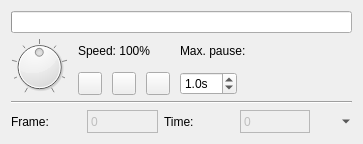
This is src/client/ui/playback.ui in drawpile/Drawpile as Qt 5 draws it before an edit. The edited form follows.
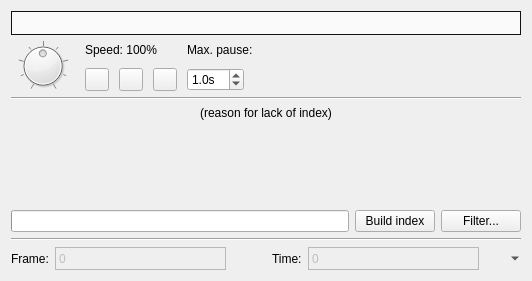
This is the edited form. Icons and pictures are not drawn. Custom widgets are drawn as their Qt base class.

What changed in the file:
```diff
--- a/src/client/ui/playback.ui
+++ b/src/client/ui/playback.ui
@@ -6,8 +6,8 @@
    <rect>
     <x>0</x>
     <y>0</y>
-    <width>363</width>
-    <height>144</height>
+    <width>532</width>
+    <height>281</height>
    </rect>
   </property>
   <property name="windowTitle">
@@ -16,6 +16,19 @@
   <layout class="QVBoxLayout" name="verticalLayout_2">
    <item>
     <widget class="QProgressBar" name="progressBar">
+     <property name="styleSheet">
+      <string notr="true">QProgressBar {
+	border: 1px solid #111;
+	background: #fafafa;
+	text-align: center;
+	color: #aaa;
+}
+
+QProgressBar::chunk {
+	background: #333;
+	border-right: 2px solid #f33;
+}</string>
+     </property>
      <property name="value">
       <number>0</number>
      </property>
@@ -25,12 +38,18 @@
     </widget>
    </item>
    <item>
-    <layout class="QHBoxLayout" name="horizontalLayout_2" stretch="1,3,3">
+    <layout class="QHBoxLayout" name="horizontalLayout_2" stretch="0,0,3">
      <property name="spacing">
       <number>10</number>
      </property>
      <item>
       <widget class="QDial" name="speedcontrol">
+       <property name="maximumSize">
+        <size>
+         <width>64</width>
+         <height>64</height>
+        </size>
+       </property>
        <property name="minimum">
         <number>1</number>
        </property>
@@ -156,6 +175,174 @@
      </item>
     </layout>
    </item>
+   <item>
+    <widget class="Line" name="line_2">
+     <property name="orientation">
+      <enum>Qt::Horizontal</enum>
+     </property>
+    </widget>
+   </item>
+   <item>
+    <widget class="QStackedWidget" name="indexStack">
+     <property name="currentIndex">
+      <number>0</number>
+     </property>
+     <widget class="QWidget" name="page_3">
+      <layout class="QVBoxLayout" name="verticalLayout_3">
+       <property name="leftMargin">
+        <number>0</number>
+       </property>
+       <property name="topMargin">
+        <number>0</number>
+       </property>
+       <property name="rightMargin">
+        <number>0</number>
+       </property>
+       <property name="bottomMargin">
+        <number>0</number>
+       </property>
+       <item>
+        <widget class="QLabel" name="noindexReason">
+         <property name="text">
+          <string notr="true">(reason for lack of index)</string>
+         </property>
+         <property name="alignment">
+          <set>Qt::AlignCenter</set>
+         </property>
+        </widget>
+       </item>
+       <item>
+        <spacer name="verticalSpacer">
+         <property name="orientation">
+          <enum>Qt::Vertical</enum>
+         </property>
+         <property name="sizeHint" stdset="0">
+          <size>
+           <width>20</width>
+           <height>40</height>
+          </size>
+         </property>
+        </spacer>
+       </item>
+       <item>
+        <layout class="QHBoxLayout" name="horizontalLayout_4">
+         <item>
+          <widget class="QProgressBar" name="buildProgress">
+           <property name="textVisible">
+            <bool>false</bool>
+           </property>
+          </widget>
+         </item>
+         <item>
+          <widget class="QPushButton" name="indexButton">
+           <property name="text">
+            <string>Build index</string>
+           </property>
+           <property name="autoDefault">
+            <bool>false</bool>
+           </property>
+          </widget>
+         </item>
+         <item>
+          <widget class="QPushButton" name="filterButton1">
+           <property name="text">
+            <string>Filter...</string>
+           </property>
+           <property name="autoDefault">
+            <bool>false</bool>
+           </property>
+          </widget>
+         </item>
+        </layout>
+       </item>
+      </layout>
+     </widget>
+     <widget class="QWidget" name="page_4">
+      <layout class="QVBoxLayout" name="verticalLayout_4">
+       <property name="leftMargin">
+        <number>0</number>
+       </property>
+       <property name="topMargin">
+        <number>0</number>
+       </property>
+       <property name="rightMargin">
+        <number>0</number>
+       </property>
+       <property name="bottomMargin">
+        <number>0</number>
+       </property>
+       <item>
+        <widget class="IndexGraphicsView" name="indexView">
+         <property name="interactive">
+          <bool>false</bool>
+         </property>
+         <property name="dragMode">
+          <enum>QGraphicsView::ScrollHandDrag</enum>
+         </property>
+         <property name="viewportUpdateMode">
+          <enum>QGraphicsView::FullViewportUpdate</enum>
+         </property>
+        </widget>
+       </item>
+       <item>
+        <layout class="QHBoxLayout" name="horizontalLayout_5">
+         <item>
+          <widget class="QToolButton" name="snapshotBackwards">
+           <property name="text">
+            <string>...</string>
+           </property>
+           <property name="icon">
+            <iconset theme="media-skip-backward" resource="resources.qrc">
+             <normaloff>:/icons/media-skip-backward.png</normaloff>:/icons/media-skip-backward.png</iconset>
+           </property>
+           <property name="autoRaise">
+            <bool>true</bool>
+           </property>
+          </widget>
+         </item>
+         <item>
+          <widget class="QToolButton" name="snapshotForwards">
+           <property name="text">
+            <string>...</string>
+           </property>
+           <property name="icon">
+            <iconset theme="media-skip-forward" resource="resources.qrc">
+             <normaloff>:/icons/media-skip-forward.png</normaloff>:/icons/media-skip-forward.png</iconset>
+           </property>
+           <property name="autoRaise">
+            <bool>true</bool>
+           </property>
+          </widget>
+         </item>
+         <item>
+          <spacer name="horizontalSpacer_2">
+           <property name="orientation">
+            <enum>Qt::Horizontal</enum>
+           </property>
+           <property name="sizeHint" stdset="0">
+            <size>
+             <width>40</width>
+             <height>20</height>
+            </size>
+           </property>
+          </spacer>
+         </item>
+         <item>
+          <widget class="QPushButton" name="filterButton2">
+           <property name="text">
+            <string>Filter...</string>
+           </property>
+           <property name="autoDefault">
+            <bool>false</bool>
+           </property>
+          </widget>
+         </item>
+        </layout>
+       </item>
+      </layout>
+     </widget>
+    </widget>
+   </item>
    <item>
     <widget class="Line" name="line">
      <property name="orientation">
@@ -167,6 +354,12 @@
     <layout class="QHBoxLayout" name="horizontalLayout_3">
      <item>
       <widget class="QLabel" name="label_2">
+       <property name="sizePolicy">
+        <sizepolicy hsizetype="Fixed" vsizetype="Preferred">
+         <horstretch>0</horstretch>
+         <verstretch>0</verstretch>
+        </sizepolicy>
+       </property>
        <property name="text">
         <string>Frame:</string>
        </property>
@@ -188,8 +381,30 @@
        </property>
       </widget>
      </item>
+     <item>
+      <spacer name="horizontalSpacer_3">
+       <property name="orientation">
+        <enum>Qt::Horizontal</enum>
+       </property>
+       <property name="sizeType">
+        <enum>QSizePolicy::Fixed</enum>
+       </property>
+       <property name="sizeHint" stdset="0">
+        <size>
+         <width>40</width>
+         <height>20</height>
+        </size>
+       </property>
+      </spacer>
+     </item>
      <item>
       <widget class="QLabel" name="label_4">
+       <property name="sizePolicy">
+        <sizepolicy hsizetype="Fixed" vsizetype="Preferred">
+         <horstretch>0</horstretch>
+         <verstretch>0</verstretch>
+        </sizepolicy>
+       </property>
        <property name="text">
         <string>Time:</string>
        </property>
@@ -235,6 +450,13 @@
    </item>
   </layout>
  </widget>
+ <customwidgets>
+  <customwidget>
+   <class>IndexGraphicsView</class>
+   <extends>QGraphicsView</extends>
+   <header>recording/indexgraphicsview.h</header>
+  </customwidget>
+ </customwidgets>
  <resources>
   <include location="resources.qrc"/>
  </resources>
```
